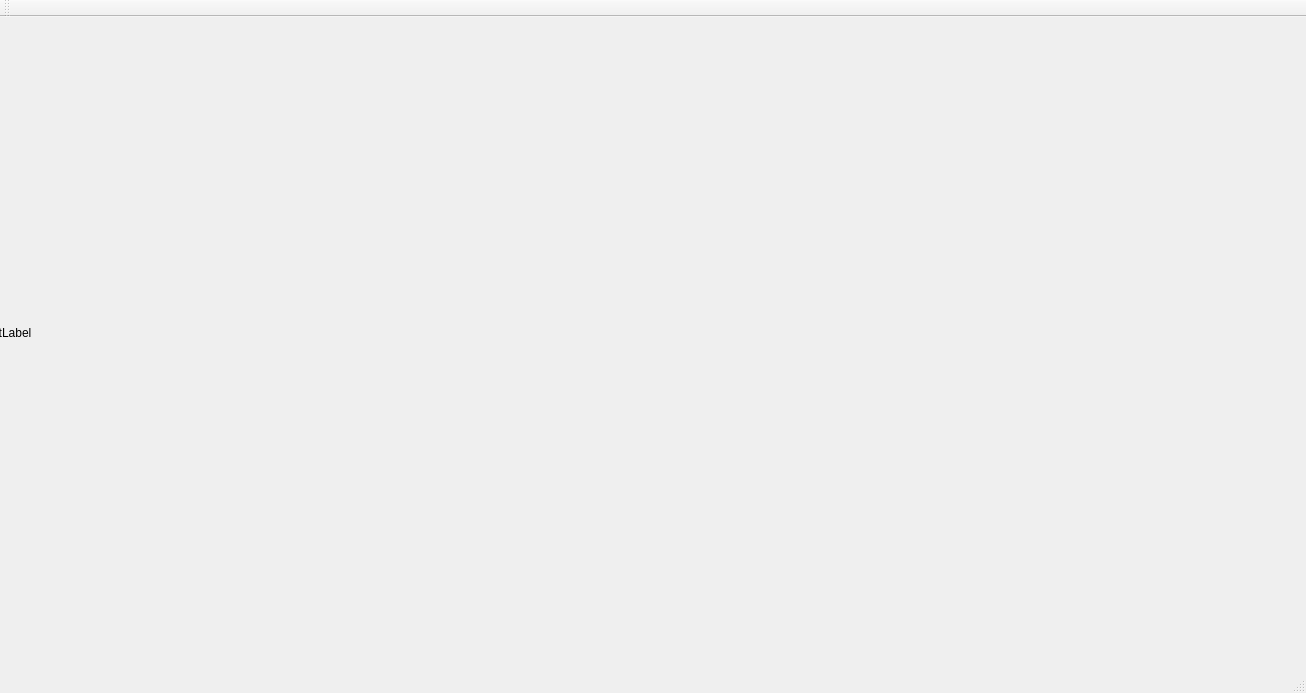
First picture: the form in vptree/mainwindow.ui, repository walker1239/Estructura-de-datos, before the edit.
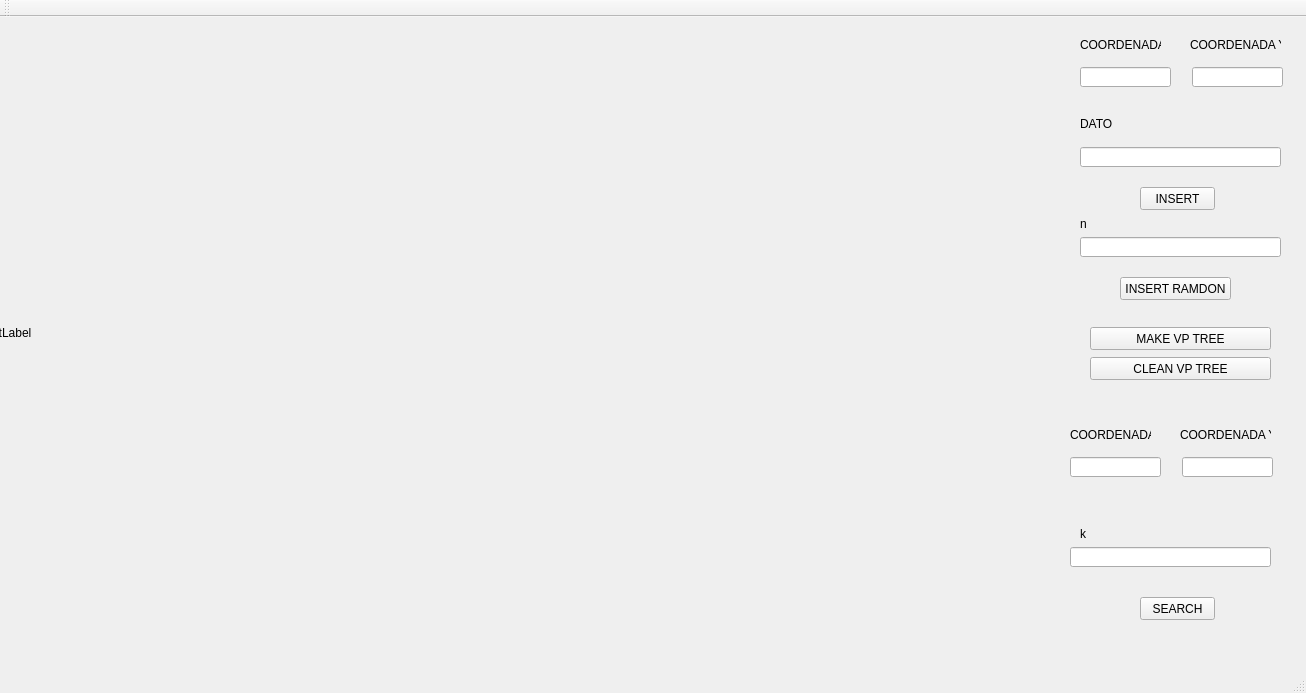
Second picture: the form after the edit.

Commit message: design qt demo

```diff
--- a/vptree/mainwindow.ui
+++ b/vptree/mainwindow.ui
@@ -27,6 +27,232 @@
      <string>TextLabel</string>
     </property>
    </widget>
+   <widget class="QLabel" name="label">
+    <property name="geometry">
+     <rect>
+      <x>1080</x>
+      <y>20</y>
+      <width>81</width>
+      <height>16</height>
+     </rect>
+    </property>
+    <property name="text">
+     <string>COORDENADA X</string>
+    </property>
+   </widget>
+   <widget class="QLabel" name="label_2">
+    <property name="geometry">
+     <rect>
+      <x>1190</x>
+      <y>20</y>
+      <width>91</width>
+      <height>16</height>
+     </rect>
+    </property>
+    <property name="text">
+     <string>COORDENADA Y</string>
+    </property>
+   </widget>
+   <widget class="QLabel" name="label_3">
+    <property name="geometry">
+     <rect>
+      <x>1080</x>
+      <y>100</y>
+      <width>47</width>
+      <height>13</height>
+     </rect>
+    </property>
+    <property name="text">
+     <string>DATO</string>
+    </property>
+   </widget>
+   <widget class="QPushButton" name="pushButton">
+    <property name="geometry">
+     <rect>
+      <x>1140</x>
+      <y>170</y>
+      <width>75</width>
+      <height>23</height>
+     </rect>
+    </property>
+    <property name="text">
+     <string>INSERT</string>
+    </property>
+   </widget>
+   <widget class="QLabel" name="label_4">
+    <property name="geometry">
+     <rect>
+      <x>1080</x>
+      <y>200</y>
+      <width>47</width>
+      <height>13</height>
+     </rect>
+    </property>
+    <property name="text">
+     <string>n</string>
+    </property>
+   </widget>
+   <widget class="QPushButton" name="pushButton_2">
+    <property name="geometry">
+     <rect>
+      <x>1120</x>
+      <y>260</y>
+      <width>111</width>
+      <height>23</height>
+     </rect>
+    </property>
+    <property name="text">
+     <string>INSERT RAMDON</string>
+    </property>
+   </widget>
+   <widget class="QPushButton" name="pushButton_3">
+    <property name="geometry">
+     <rect>
+      <x>1140</x>
+      <y>580</y>
+      <width>75</width>
+      <height>23</height>
+     </rect>
+    </property>
+    <property name="text">
+     <string>SEARCH</string>
+    </property>
+   </widget>
+   <widget class="QLabel" name="label_6">
+    <property name="geometry">
+     <rect>
+      <x>1080</x>
+      <y>510</y>
+      <width>47</width>
+      <height>13</height>
+     </rect>
+    </property>
+    <property name="text">
+     <string>k</string>
+    </property>
+   </widget>
+   <widget class="QPushButton" name="make">
+    <property name="geometry">
+     <rect>
+      <x>1090</x>
+      <y>310</y>
+      <width>181</width>
+      <height>23</height>
+     </rect>
+    </property>
+    <property name="text">
+     <string>MAKE VP TREE</string>
+    </property>
+   </widget>
+   <widget class="QPushButton" name="clean">
+    <property name="geometry">
+     <rect>
+      <x>1090</x>
+      <y>340</y>
+      <width>181</width>
+      <height>23</height>
+     </rect>
+    </property>
+    <property name="text">
+     <string>CLEAN VP TREE</string>
+    </property>
+   </widget>
+   <widget class="QLineEdit" name="corx">
+    <property name="geometry">
+     <rect>
+      <x>1080</x>
+      <y>50</y>
+      <width>91</width>
+      <height>20</height>
+     </rect>
+    </property>
+   </widget>
+   <widget class="QLineEdit" name="cory">
+    <property name="geometry">
+     <rect>
+      <x>1192</x>
+      <y>50</y>
+      <width>91</width>
+      <height>20</height>
+     </rect>
+    </property>
+   </widget>
+   <widget class="QLineEdit" name="dato_2">
+    <property name="geometry">
+     <rect>
+      <x>1080</x>
+      <y>130</y>
+      <width>201</width>
+      <height>20</height>
+     </rect>
+    </property>
+   </widget>
+   <widget class="QLineEdit" name="ninsert">
+    <property name="geometry">
+     <rect>
+      <x>1080</x>
+      <y>220</y>
+      <width>201</width>
+      <height>20</height>
+     </rect>
+    </property>
+   </widget>
+   <widget class="QLabel" name="label_5">
+    <property name="geometry">
+     <rect>
+      <x>1070</x>
+      <y>410</y>
+      <width>81</width>
+      <height>16</height>
+     </rect>
+    </property>
+    <property name="text">
+     <string>COORDENADA X</string>
+    </property>
+   </widget>
+   <widget class="QLineEdit" name="cory_search">
+    <property name="geometry">
+     <rect>
+      <x>1182</x>
+      <y>440</y>
+      <width>91</width>
+      <height>20</height>
+     </rect>
+    </property>
+   </widget>
+   <widget class="QLabel" name="label_7">
+    <property name="geometry">
+     <rect>
+      <x>1180</x>
+      <y>410</y>
+      <width>91</width>
+      <height>16</height>
+     </rect>
+    </property>
+    <property name="text">
+     <string>COORDENADA Y</string>
+    </property>
+   </widget>
+   <widget class="QLineEdit" name="corx_search">
+    <property name="geometry">
+     <rect>
+      <x>1070</x>
+      <y>440</y>
+      <width>91</width>
+      <height>20</height>
+     </rect>
+    </property>
+   </widget>
+   <widget class="QLineEdit" name="knodes">
+    <property name="geometry">
+     <rect>
+      <x>1070</x>
+      <y>530</y>
+      <width>201</width>
+      <height>20</height>
+     </rect>
+    </property>
+   </widget>
   </widget>
   <widget class="QMenuBar" name="menuBar">
    <property name="geometry">
```
The commit also changes 3 other files.
